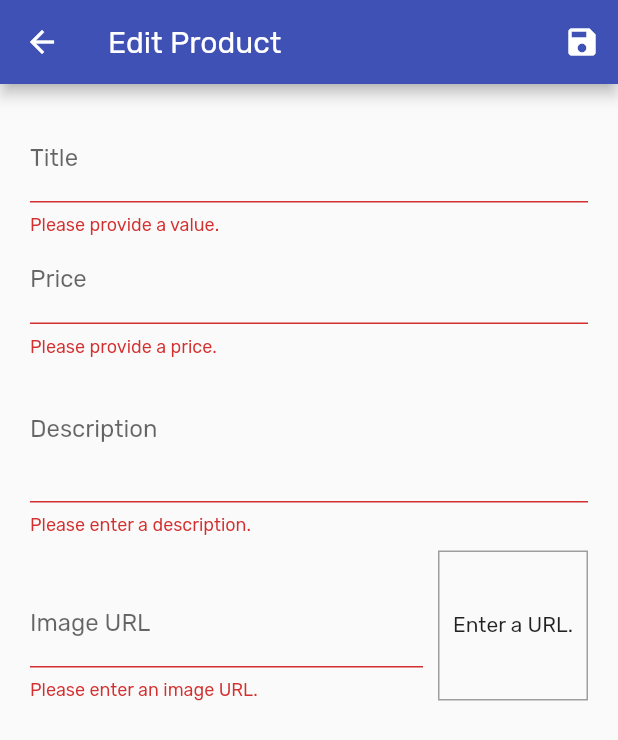
After one commit to tr-stan/flutter_shopping_app, a Flutter app: the EditProduct screen opened by its route, after a tap on the "save" icon, on a phone screen of 412 x 824 dp. The commit adds this screen. Shown: the top 740 px of the screen. Run offline on Flutter 3.47's test engine with Material 2 defaults, Android fonts, the phone set to English and light mode, and no system bars; network calls fail.

Commit message:
adds functionality to add new products to the user products list

```diff
--- a/lib/main.dart
+++ b/lib/main.dart
@@ -6,6 +6,7 @@ import './screens/product_details.dart';
 import './screens/cart_details.dart';
 import './screens/order_history.dart';
 import './screens/user_products.dart';
+import './screens/edit_product.dart';
 import './providers/products.dart';
 import './providers/cart.dart';
 import './providers/orders.dart';
@@ -42,6 +43,7 @@ class MyApp extends StatelessWidget {
           CartDetails.routeName: (ctx) => CartDetails(),
           OrderHistory.routeName: (ctx) => OrderHistory(),
           UserProducts.routeName: (ctx) => UserProducts(),
+          EditProduct.routeName: (ctx) => EditProduct(),
         },
       ),
     );
--- a/lib/providers/products.dart
+++ b/lib/providers/products.dart
@@ -11,32 +11,28 @@ class Products with ChangeNotifier {
       title: 'Nike Sneakers',
       description: 'Unused pair of black Nike sneakers!',
       price: 89.99,
-      imageUrl:
-          'https://i.imgur.com/P8AClNp.jpg',
+      imageUrl: 'https://i.imgur.com/P8AClNp.jpg',
     ),
     Product(
       id: 'p2',
       title: 'Rugged City Boots',
       description: 'A nice pair of boots.',
       price: 119.99,
-      imageUrl:
-          'https://i.imgur.com/HNzWRYA.jpg',
+      imageUrl: 'https://i.imgur.com/HNzWRYA.jpg',
     ),
     Product(
       id: 'p3',
       title: 'Lace Dress',
       description: 'Cool and breezy - exactly what you need for the summer.',
       price: 59.99,
-      imageUrl:
-          'https://i.imgur.com/10nosA3.jpg',
+      imageUrl: 'https://i.imgur.com/10nosA3.jpg',
     ),
     Product(
       id: 'p4',
       title: 'Blue Jacket',
       description: 'Ready to take your style out of this world.',
       price: 65.99,
-      imageUrl:
-          'https://i.imgur.com/WtoegV5.jpg',
+      imageUrl: 'https://i.imgur.com/WtoegV5.jpg',
     ),
   ];
 
@@ -57,8 +53,16 @@ class Products with ChangeNotifier {
     return _items.firstWhere((product) => product.id == id);
   }
 
-
-  void addProduct() {
+  void addProduct(Product product) {
+    final newProduct = Product(
+      title: product.title,
+      imageUrl: product.imageUrl,
+      description: product.description,
+      price: product.price,
+      id: DateTime.now().toString(),
+    );
+    _items.add(newProduct);
+    // _items.insert(0, newProduct,); // adds to start of list
     notifyListeners();
   }
 }
--- /dev/null
+++ b/lib/screens/edit_product.dart
@@ -0,0 +1,228 @@
+import 'package:flutter/material.dart';
+import 'package:provider/provider.dart';
+
+import '../providers/product.dart';
+import '../providers/products.dart';
+
+class EditProduct extends StatefulWidget {
+  static const routeName = '/edit-product';
+  @override
+  _EditProductState createState() => _EditProductState();
+}
+
+class _EditProductState extends State<EditProduct> {
+  final _priceFocusNode = FocusNode();
+  final _descriptionFocusNode = FocusNode();
+  final _imageUrlFocusNode = FocusNode();
+  final _imageUrlController = TextEditingController();
+  final _form = GlobalKey<FormState>();
+  var _editedProduct = Product(
+    id: null,
+    title: '',
+    price: 0,
+    description: '',
+    imageUrl: '',
+  );
+
+  @override
+  void initState() {
+    super.initState();
+    _imageUrlFocusNode.addListener(_updateImageUrl);
+  }
+
+  @override
+  void dispose() {
+    // must dispose of all these in the dispose lifecycle method like this
+    // in order to avoid memory leaks from them lingering after form submission
+    _imageUrlFocusNode.removeListener(_updateImageUrl);
+    _priceFocusNode.dispose();
+    _descriptionFocusNode.dispose();
+    _imageUrlFocusNode.dispose();
+    _imageUrlController.dispose();
+    super.dispose();
+  }
+
+  // this is for if you leave the image url input & click on another field
+  // so that you can see the image preview without submitting the field
+  void _updateImageUrl() {
+    if (!_imageUrlFocusNode.hasFocus) {
+      if ((!_imageUrlController.text.startsWith('http') &&
+          !_imageUrlController.text.startsWith('https')) ||
+        (!_imageUrlController.text.endsWith('.png') &&
+          !_imageUrlController.text.endsWith('.jpg') &&
+          !_imageUrlController.text.endsWith('.jpeg'))) {
+        return;
+      }
+      setState(() {});
+    }
+  }
+
+  void _saveForm() {
+    // .save() and .validate() are provided by Flutter
+    final isValid = _form.currentState.validate();
+    if (!isValid) {
+      return;
+    }
+    _form.currentState.save();
+    Provider.of<Products>(context, listen: false).addProduct(_editedProduct);
+    Navigator.of(context).pop();
+  }
+
+  @override
+  Widget build(BuildContext context) {
+    return Scaffold(
+      appBar: AppBar(
+        title: Text('Edit Product'),
+        actions: <Widget>[
+          IconButton(
+            icon: Icon(Icons.save),
+            onPressed: _saveForm,
+          ),
+        ],
+      ),
+      body: Padding(
+        padding: const EdgeInsets.all(20.0),
+        child: Form(
+          key: _form,
+          // should use singlechildscrollview w/ column if list is longer
+          child: ListView(
+            children: <Widget>[
+              TextFormField(
+                decoration: InputDecoration(labelText: 'Title'),
+                // shows soft keyboard showing icon to move to
+                // next field in form vs submitting it
+                textInputAction: TextInputAction.next,
+                onFieldSubmitted: (_) {
+                  return FocusScope.of(context).requestFocus(_priceFocusNode);
+                },
+                validator: (value) {
+                  if (value.isEmpty) {
+                    return 'Please provide a value.';
+                  }
+                  // return null in validator if no validation error
+                  return null;
+                },
+                onSaved: (value) {
+                  _editedProduct = Product(
+                    id: null,
+                    title: value,
+                    price: _editedProduct.price,
+                    description: _editedProduct.description,
+                    imageUrl: _editedProduct.imageUrl,
+                  );
+                },
+              ),
+              TextFormField(
+                decoration: InputDecoration(labelText: 'Price'),
+                keyboardType: TextInputType.number,
+                textInputAction: TextInputAction.next,
+                focusNode: _priceFocusNode,
+                onFieldSubmitted: (_) {
+                  return FocusScope.of(context)
+                      .requestFocus(_descriptionFocusNode);
+                },
+                validator: (value) {
+                  if (value.isEmpty) {
+                    return 'Please provide a price.';
+                  } else if (double.tryParse(value) == null) {
+                    return 'Please enter a valid number.';
+                  } else if (double.parse(value) <= 0) {
+                    return 'Please enter a number greater than zero.';
+                  }
+                  // return null in validator if no validation error
+                  return null;
+                },
+                onSaved: (value) {
+                  _editedProduct = Product(
+                    id: null,
+                    title: _editedProduct.title,
+                    price: double.parse(value),
+                    description: _editedProduct.description,
+                    imageUrl: _editedProduct.imageUrl,
+                  );
+                },
+              ),
+              TextFormField(
+                maxLines: 3,
+                decoration: InputDecoration(labelText: 'Description'),
+                keyboardType: TextInputType.multiline,
+                focusNode: _descriptionFocusNode,
+                validator: (value) {
+                  if (value.isEmpty) {
+                    return 'Please enter a description.';
+                  } else if (value.length < 10) {
+                    return 'Description must be at least 10 characters long.';
+                  }
+                  // return null in validator if no validation error
+                  return null;
+                },
+                onSaved: (value) {
+                  _editedProduct = Product(
+                    id: null,
+                    title: _editedProduct.title,
+                    price: _editedProduct.price,
+                    description: value,
+                    imageUrl: _editedProduct.imageUrl,
+                  );
+                },
+              ),
+              Row(
+                crossAxisAlignment: CrossAxisAlignment.end,
+                mainAxisAlignment: MainAxisAlignment.spaceBetween,
+                children: <Widget>[
+                  Expanded(
+                    child: TextFormField(
+                      decoration: InputDecoration(labelText: 'Image URL'),
+                      keyboardType: TextInputType.url,
+                      textInputAction: TextInputAction.done,
+                      controller: _imageUrlController,
+                      focusNode: _imageUrlFocusNode,
+                      onFieldSubmitted: (_) => _saveForm(),
+                      validator: (value) {
+                        if (value.isEmpty) {
+                          return 'Please enter an image URL.';
+                        } else if (!value.startsWith('http') && !value.startsWith('https')) {
+                          return 'Please enter a valid URL starting in "http" or "https".';
+                        } else if (!value.endsWith('.png') && !value.endsWith('.jpg') && !value.endsWith('.jpeg')) {
+                          return 'Please enter a image in .png, .jpg, or .jpeg format.';
+                        }
+                        return null;
+                      },
+                      onSaved: (value) {
+                        _editedProduct = Product(
+                          id: null,
+                          title: _editedProduct.title,
+                          price: _editedProduct.price,
+                          description: _editedProduct.description,
+                          imageUrl: value,
+                        );
+                      },
+                    ),
+                  ),
+                  Container(
+                    width: 100,
+                    height: 100,
+                    margin: EdgeInsets.only(top: 10, left: 10),
+                    decoration: BoxDecoration(
+                      border: Border.all(
+                        width: 1,
+                        color: Colors.grey,
+                      ),
+                    ),
+                    child: _imageUrlController.text.isEmpty
+                        ? Center(
+                            child: Text('Enter a URL.'),
+                          )
+                        : FittedBox(
+                            child: Image.network(_imageUrlController.text),
+                          ),
+                  ),
+                ],
+              ),
+            ],
+          ),
+        ),
+      ),
+    );
+  }
+}
--- a/lib/screens/user_products.dart
+++ b/lib/screens/user_products.dart
@@ -4,6 +4,7 @@ import 'package:provider/provider.dart';
 import '../providers/products.dart';
 import '../widgets/app_drawer.dart';
 import '../widgets/user_product_item.dart';
+import '../screens/edit_product.dart';
 
 class UserProducts extends StatelessWidget {
   static const routeName = '/user-products';
@@ -17,7 +18,7 @@ class UserProducts extends StatelessWidget {
           IconButton(
             icon: const Icon(Icons.add),
             onPressed: () {
-              // navigate to new screen
+              Navigator.of(context).pushNamed(EditProduct.routeName);
             },
           )
         ],
```
Also changed, not shown: pubspec.lock, 1 other file.
